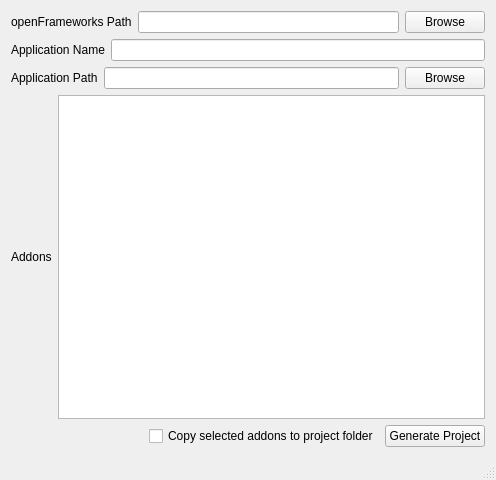
Qt form MainWindow.ui (Furkanzmc/ofxProjectGenerator) before a commit.
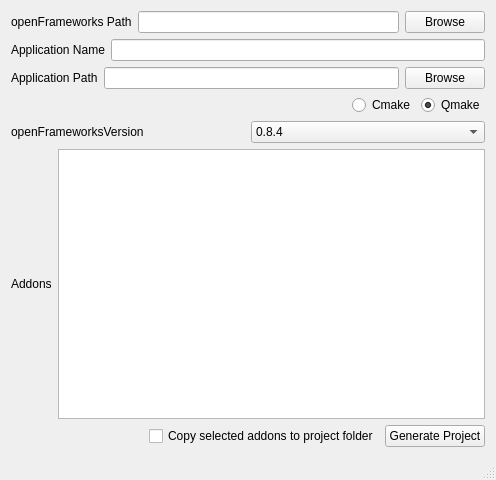
The same form after that commit.

Commit message: Add cmake support

Patch:
```diff
--- a/MainWindow.ui
+++ b/MainWindow.ui
@@ -71,6 +71,70 @@
       </item>
      </layout>
     </item>
+    <item>
+     <layout class="QHBoxLayout" name="horizontalLayout_7">
+      <item>
+       <spacer name="horizontalSpacer_2">
+        <property name="orientation">
+         <enum>Qt::Horizontal</enum>
+        </property>
+        <property name="sizeHint" stdset="0">
+         <size>
+          <width>40</width>
+          <height>20</height>
+         </size>
+        </property>
+       </spacer>
+      </item>
+      <item>
+       <widget class="QRadioButton" name="radioButtonCmake">
+        <property name="text">
+         <string>Cmake</string>
+        </property>
+       </widget>
+      </item>
+      <item>
+       <widget class="QRadioButton" name="radioButtonQmake">
+        <property name="text">
+         <string>Qmake</string>
+        </property>
+        <property name="checked">
+         <bool>true</bool>
+        </property>
+       </widget>
+      </item>
+     </layout>
+    </item>
+    <item>
+     <layout class="QHBoxLayout" name="horizontalLayout_5">
+      <item>
+       <widget class="QLabel" name="label_5">
+        <property name="text">
+         <string>openFrameworksVersion</string>
+        </property>
+       </widget>
+      </item>
+      <item>
+       <widget class="QComboBox" name="comboBox">
+        <item>
+         <property name="text">
+          <string>0.8.4</string>
+         </property>
+        </item>
+        <item>
+         <property name="text">
+          <string>0.9 x64</string>
+         </property>
+        </item>
+        <item>
+         <property name="text">
+          <string>0.9 x86</string>
+         </property>
+        </item>
+       </widget>
+      </item>
+     </layout>
+    </item>
     <item>
      <layout class="QHBoxLayout" name="horizontalLayout_3">
       <item>
```
Left out of the diff: 3 changed lines with no effect on the pictures. The commit also changes 4 other files.
